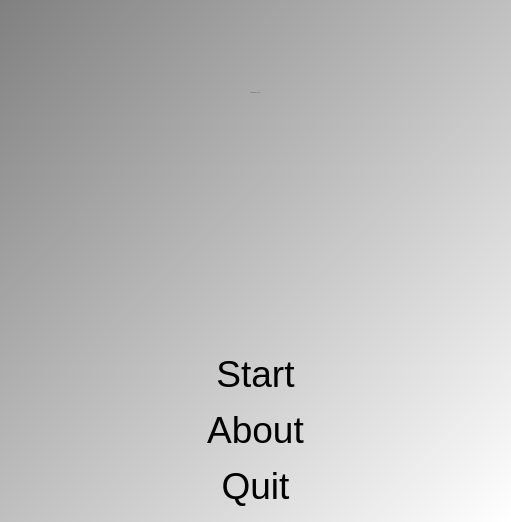
This is qtthresholdfilterermenudialog.ui in richelbilderbeek/ThresholdFilterer as Qt 5 draws it before an edit. The edited form follows.
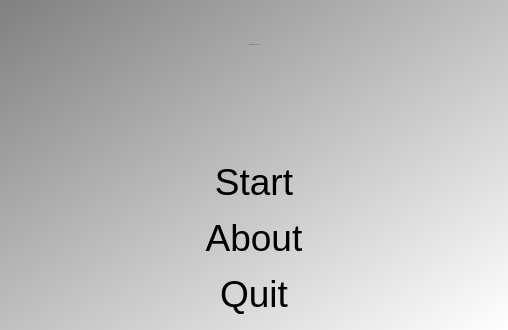
This is the edited form. Icons and pictures are not drawn.

What changed in the file:
```diff
--- a/qtthresholdfilterermenudialog.ui
+++ b/qtthresholdfilterermenudialog.ui
@@ -6,8 +6,8 @@
    <rect>
     <x>0</x>
     <y>0</y>
-    <width>511</width>
-    <height>522</height>
+    <width>508</width>
+    <height>330</height>
    </rect>
   </property>
   <property name="font">
```
Left out of the diff: 4 changed lines with no effect on the pictures.
